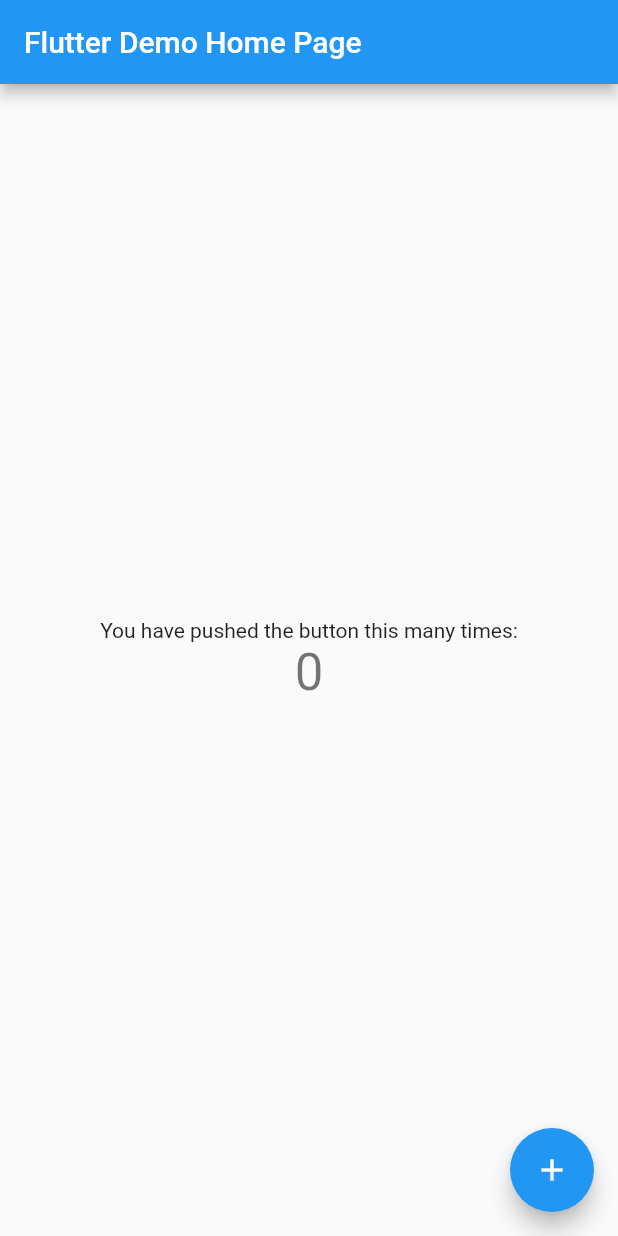
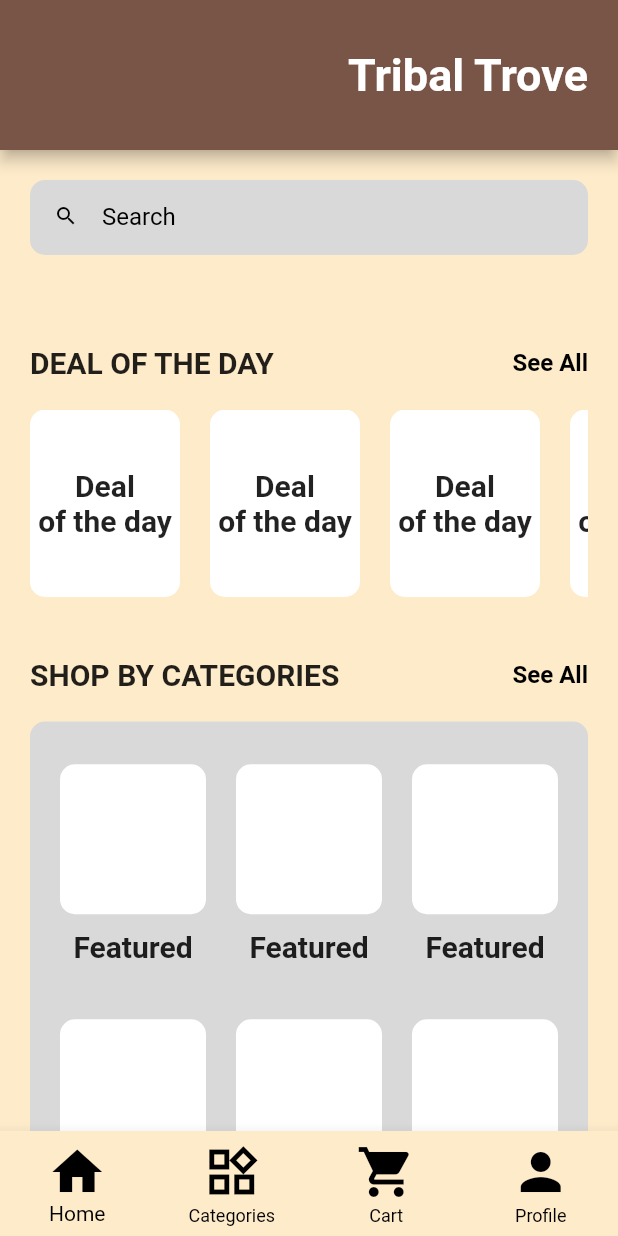
Before and after one commit to vishalgupta1504/tribal-trove, a Flutter app: the screen it shows after launch, on a phone screen of 412 x 824 dp. Run offline on Flutter 3.47's test engine with Material 2 defaults, Android fonts, the phone set to English and light mode, and no system bars.

Commit message:
home screen

```diff
--- a/lib/main.dart
+++ b/lib/main.dart
@@ -1,4 +1,6 @@
 import 'package:flutter/material.dart';
+
+import 'screens/home_screen.dart';
 
 void main() {
   runApp(const MyApp());
@@ -7,109 +9,15 @@
 class MyApp extends StatelessWidget {
   const MyApp({super.key});
 
-  // This widget is the root of your application.
   @override
   Widget build(BuildContext context) {
     return MaterialApp(
       title: 'Flutter Demo',
       theme: ThemeData(
-        // This is the theme of your application.
-        //
-        // Try running your application with "flutter run". You'll see the
-        // application has a blue toolbar. Then, without quitting the app, try
-        // changing the primarySwatch below to Colors.green and then invoke
-        // "hot reload" (press "r" in the console where you ran "flutter run",
-        // or simply save your changes to "hot reload" in a Flutter IDE).
-        // Notice that the counter didn't reset back to zero; the application
-        // is not restarted.
-        primarySwatch: Colors.blue,
+        primarySwatch: Colors.brown,
       ),
-      home: const MyHomePage(title: 'Flutter Demo Home Page'),
+      debugShowCheckedModeBanner: false,
+      home: const HomeScreen(title: 'Tribal Trove'),
     );
   }
 }
-
-class MyHomePage extends StatefulWidget {
-  const MyHomePage({super.key, required this.title});
-
-  // This widget is the home page of your application. It is stateful, meaning
-  // that it has a State object (defined below) that contains fields that affect
-  // how it looks.
-
-  // This class is the configuration for the state. It holds the values (in this
-  // case the title) provided by the parent (in this case the App widget) and
-  // used by the build method of the State. Fields in a Widget subclass are
-  // always marked "final".
-
-  final String title;
-
-  @override
-  State<MyHomePage> createState() => _MyHomePageState();
-}
-
-class _MyHomePageState extends State<MyHomePage> {
-  int _counter = 0;
-
-  void _incrementCounter() {
-    setState(() {
-      // This call to setState tells the Flutter framework that something has
-      // changed in this State, which causes it to rerun the build method below
-      // so that the display can reflect the updated values. If we changed
-      // _counter without calling setState(), then the build method would not be
-      // called again, and so nothing would appear to happen.
-      _counter++;
-    });
-  }
-
-  @override
-  Widget build(BuildContext context) {
-    // This method is rerun every time setState is called, for instance as done
-    // by the _incrementCounter method above.
-    //
-    // The Flutter framework has been optimized to make rerunning build methods
-    // fast, so that you can just rebuild anything that needs updating rather
-    // than having to individually change instances of widgets.
-    return Scaffold(
-      appBar: AppBar(
-        // Here we take the value from the MyHomePage object that was created by
-        // the App.build method, and use it to set our appbar title.
-        title: Text(widget.title),
-      ),
-      body: Center(
-        // Center is a layout widget. It takes a single child and positions it
-        // in the middle of the parent.
-        child: Column(
-          // Column is also a layout widget. It takes a list of children and
-          // arranges them vertically. By default, it sizes itself to fit its
-          // children horizontally, and tries to be as tall as its parent.
-          //
-          // Invoke "debug painting" (press "p" in the console, choose the
-          // "Toggle Debug Paint" action from the Flutter Inspector in Android
-          // Studio, or the "Toggle Debug Paint" command in Visual Studio Code)
-          // to see the wireframe for each widget.
-          //
-          // Column has various properties to control how it sizes itself and
-          // how it positions its children. Here we use mainAxisAlignment to
-          // center the children vertically; the main axis here is the vertical
-          // axis because Columns are vertical (the cross axis would be
-          // horizontal).
-          mainAxisAlignment: MainAxisAlignment.center,
-          children: <Widget>[
-            const Text(
-              'You have pushed the button this many times:',
-            ),
-            Text(
-              '$_counter',
-              style: Theme.of(context).textTheme.headlineMedium,
-            ),
-          ],
-        ),
-      ),
-      floatingActionButton: FloatingActionButton(
-        onPressed: _incrementCounter,
-        tooltip: 'Increment',
-        child: const Icon(Icons.add),
-      ), // This trailing comma makes auto-formatting nicer for build methods.
-    );
-  }
-}
--- /dev/null
+++ b/lib/screens/home_screen.dart
@@ -0,0 +1,237 @@
+import 'package:flutter/material.dart';
+
+class HomeScreen extends StatefulWidget {
+  const HomeScreen({super.key, required this.title});
+
+  final String title;
+
+  @override
+  State<HomeScreen> createState() => _HomeScreenState();
+}
+
+class _HomeScreenState extends State<HomeScreen> {
+  @override
+  Widget build(BuildContext context) {
+    return Scaffold(
+      backgroundColor: Color(0xFFFEEBCA),
+      appBar: AppBar(
+        toolbarHeight: 100,
+        title: Container(
+          margin: const EdgeInsets.only(right: 20),
+          alignment: Alignment.centerRight,
+          child: Text(
+            "Tribal Trove",
+            style: TextStyle(
+              fontSize: 30,
+              fontWeight: FontWeight.bold,
+              color: Colors.white,
+            ),
+          ),
+        ),
+        titleSpacing: 0,
+      ),
+      body: SafeArea(
+        child: SingleChildScrollView(
+          child: Column(
+            mainAxisAlignment: MainAxisAlignment.center,
+            children: <Widget>[
+              Container(
+                decoration: BoxDecoration(
+                  color: Color(0xFFD9D9D9),
+                  borderRadius: BorderRadius.circular(10),
+                ),
+                margin: const EdgeInsets.all(20),
+                height: 50,
+                child: TextFormField(
+                  decoration: InputDecoration(
+                    border: InputBorder.none,
+                    hintText: "Search",
+                    hintStyle: TextStyle(
+                      color: Colors.black,
+                      fontSize: 16,
+                    ),
+                    contentPadding: const EdgeInsets.only(left: 20, right: 20, top: 15, bottom: 10),
+                    prefixIcon: Icon(
+                      Icons.search,
+                      color: Colors.black,
+                      size: 16,
+                    ),
+                  ),
+                ),
+              ),
+              Container(
+                margin: const EdgeInsets.only(left: 20, right: 20, top: 40, bottom: 20),
+                child: Row(
+                  mainAxisAlignment: MainAxisAlignment.spaceBetween,
+                  children: [
+                    Text(
+                      "DEAL OF THE DAY ",
+                      style: TextStyle(
+                        fontSize: 20,
+                        fontWeight: FontWeight.bold,
+                      ),
+                    ),
+                    Text(
+                      "See All",
+                      style: TextStyle(
+                        fontSize: 16,
+                        fontWeight: FontWeight.bold,
+                        color: Colors.black,
+                      ),
+                    ),
+                  ],
+                ),
+              ),
+              Container(
+                height: 125,
+                padding: const EdgeInsets.only(left: 20, right: 20),
+                alignment: Alignment.center,
+                child: ListView.separated(
+                  shrinkWrap: true,
+                  scrollDirection: Axis.horizontal,
+                  itemBuilder: (context, index){
+                    return Container(
+                      width: 100,
+                      height: 100,
+                      decoration: BoxDecoration(
+                        color: Colors.white,
+                        borderRadius: BorderRadius.circular(10),
+                      ),
+                      child: Column(
+                        mainAxisAlignment: MainAxisAlignment.center,
+                        children: [
+                          Text(
+                            "Deal",
+                            style: TextStyle(
+                              fontSize: 20,
+                              fontWeight: FontWeight.bold,
+                            ),
+                          ),
+                          Text(
+                            "of the day",
+                            style: TextStyle(
+                              fontSize: 20,
+                              fontWeight: FontWeight.bold,
+                            ),
+                          ),
+                        ],
+                      ),
+                    );
+                  },
+                  separatorBuilder: (context, index){
+                    return SizedBox(width: 20,);
+                  },
+                  itemCount: 10,
+                ),
+              ),
+              Container(
+                margin: const EdgeInsets.only(left: 20, right: 20, top: 40, bottom: 20),
+                child: Row(
+                  mainAxisAlignment: MainAxisAlignment.spaceBetween,
+                  children: [
+                    Text(
+                      "SHOP BY CATEGORIES",
+                      style: TextStyle(
+                        fontSize: 20,
+                        fontWeight: FontWeight.bold,
+                      ),
+                    ),
+                    Text(
+                      "See All",
+                      style: TextStyle(
+                        fontSize: 16,
+                        fontWeight: FontWeight.bold,
+                        color: Colors.black,
+                      ),
+                    ),
+                  ],
+                ),
+              ),
+              Container(
+                height: 380,
+                padding: const EdgeInsets.all(20),
+                decoration: BoxDecoration(
+                  color: Color(0xFFD9D9D9),
+                  borderRadius: BorderRadius.circular(10),
+                ),
+                margin: const EdgeInsets.only(left: 20, right: 20),
+                child: GridView.builder(
+                  shrinkWrap: true,
+                  itemBuilder: (context, index){
+                    return Column(
+                      mainAxisAlignment: MainAxisAlignment.center,
+                      mainAxisSize: MainAxisSize.min,
+                      children: [
+                        Container(
+                          width: 100,
+                          height: 100,
+                          decoration: BoxDecoration(
+                            color: Colors.white,
+                            borderRadius: BorderRadius.circular(10),
+                          ),
+                        ),
+                        SizedBox(height: 10,),
+                        Text(
+                          "Featured",
+                          style: TextStyle(
+                            fontSize: 20,
+                            fontWeight: FontWeight.bold,
+                          ),
+                        ),
+                      ],
+                    );
+                  },
+                  gridDelegate: SliverGridDelegateWithFixedCrossAxisCount(
+                    crossAxisCount: 3,
+                    crossAxisSpacing: 20,
+                    mainAxisSpacing: 20,
+                    mainAxisExtent: 150,
+                  ),
+                  itemCount: 6,
+                ),
+              ),
+            ],
+          ),
+        ),
+      ),
+      bottomNavigationBar: BottomNavigationBar(
+        items: const <BottomNavigationBarItem>[
+          BottomNavigationBarItem(
+            icon: Icon(
+              Icons.home,
+              size: 40,
+            ),
+            label: 'Home',
+          ),
+          BottomNavigationBarItem(
+            icon: Icon(
+              Icons.widgets_outlined,
+              size: 40,
+            ),
+            label: 'Categories',
+          ),
+          BottomNavigationBarItem(
+            icon: Icon(
+              Icons.shopping_cart,
+              size: 40,
+            ),
+            label: 'Cart',
+          ),
+          BottomNavigationBarItem(
+            icon: Icon(
+              Icons.person,
+              size: 40,
+            ),
+            label: 'Profile',
+          ),
+        ],
+        currentIndex: 0,
+        selectedItemColor: Colors.black,
+        unselectedItemColor: Colors.black,
+        showUnselectedLabels: true,
+        backgroundColor: Color(0xFFFEEBCA),
+        type: BottomNavigationBarType.fixed,
+      )
+    );
+  }
+}
```
